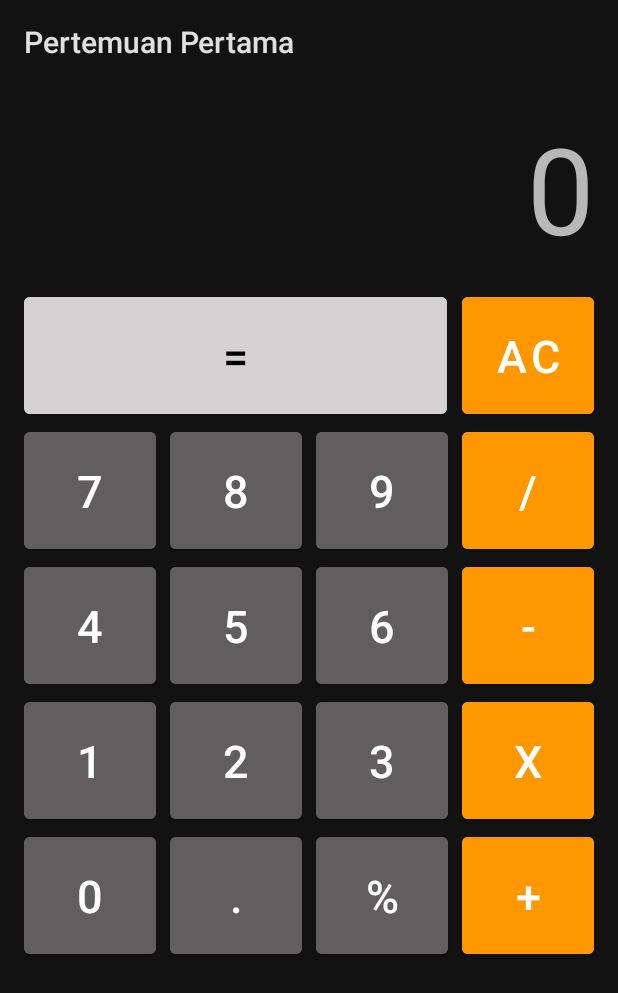
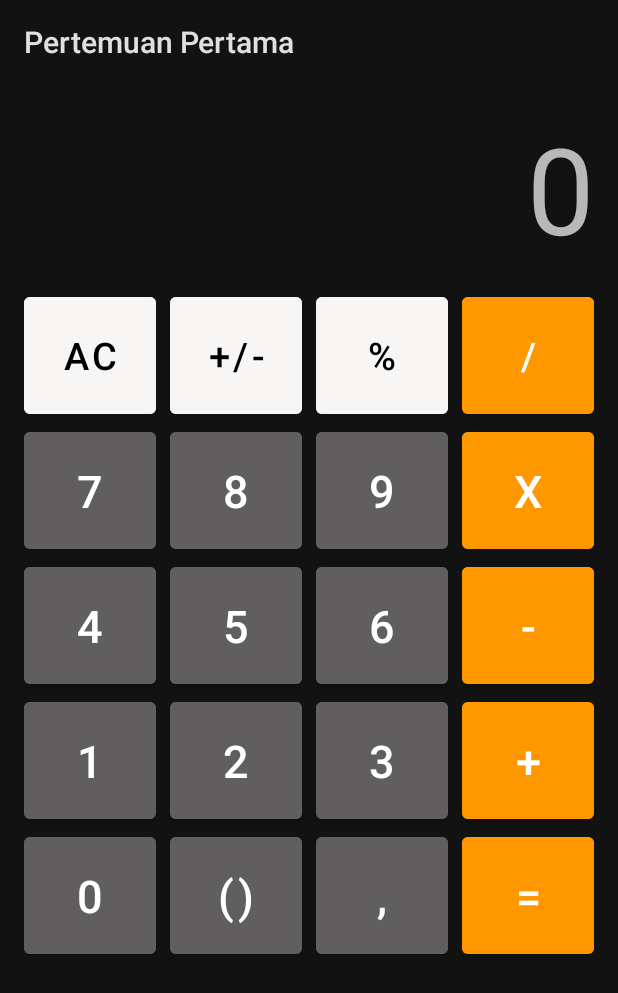
Before and after one commit to jutionck/RefreshmentTraining, an Android app: the screen it shows after launch (MainActivity), on a phone screen of 412 x 824 dp. Shown: the top 993 px of the screen. Run offline under Robolectric (Android 15) with nearby library versions, the phone set to English and light mode, and no system bars.

Commit message:
[REFACTOR] activity_main xml

```diff
--- a/app/src/main/res/layout/activity_main.xml
+++ b/app/src/main/res/layout/activity_main.xml
@@ -34,31 +34,55 @@
             android:layout_height="wrap_content">
 
             <com.google.android.material.button.MaterialButton
+                android:id="@+id/materialButton2"
+                android:layout_width="wrap_content"
+                android:layout_height="90dp"
+                android:text="AC"
+                android:textSize="25dp"
+                android:backgroundTint="#F8F5F5"
+                app:layout_constraintEnd_toStartOf="@+id/materialButton"
+                app:layout_constraintHorizontal_bias="0.5"
+                app:layout_constraintHorizontal_chainStyle="spread_inside"
+                app:layout_constraintStart_toStartOf="parent"
+                tools:ignore="MissingConstraints" />
+
+            <com.google.android.material.button.MaterialButton
                 android:id="@+id/materialButton"
                 android:layout_width="wrap_content"
                 android:layout_height="90dp"
+                android:text="+/-"
+                android:textSize="25dp"
+                android:backgroundTint="#F8F5F5"
+                app:layout_constraintEnd_toStartOf="@+id/materialButton19"
+                app:layout_constraintHorizontal_bias="0.5"
+                app:layout_constraintStart_toEndOf="@+id/materialButton2"
+                tools:ignore="MissingConstraints" />
+
+            <com.google.android.material.button.MaterialButton
+                android:id="@+id/materialButton19"
+                android:layout_width="wrap_content"
+                android:layout_height="90dp"
+                android:text="%"
+                android:textSize="25dp"
+                android:backgroundTint="#F8F5F5"
+                app:layout_constraintEnd_toStartOf="@+id/materialButton20"
+                app:layout_constraintHorizontal_bias="0.5"
+                app:layout_constraintStart_toEndOf="@+id/materialButton"
+                tools:ignore="MissingConstraints" />
+
+            <com.google.android.material.button.MaterialButton
+                android:id="@+id/materialButton20"
+                android:layout_width="wrap_content"
+                android:layout_height="90dp"
+                android:text="/"
+                android:textSize="25dp"
                 android:backgroundTint="#FF9800"
-                android:text="AC"
-                android:textSize="30dp"
                 android:textColor="@color/white"
                 app:layout_constraintEnd_toEndOf="parent"
                 app:layout_constraintHorizontal_bias="0.5"
-                app:layout_constraintStart_toEndOf="@+id/materialButton2"
-                tools:ignore="MissingConstraints"
-                android:layout_marginLeft="10dp"/>
+                app:layout_constraintStart_toEndOf="@+id/materialButton19"
+                tools:ignore="MissingConstraints" />
 
-            <com.google.android.material.button.MaterialButton
-                android:id="@+id/materialButton2"
-                android:layout_width="0dp"
-                android:layout_height="90dp"
-                android:backgroundTint="#D3D1D1"
-                android:text="="
-                android:textSize="30dp"
-                app:layout_constraintEnd_toStartOf="@+id/materialButton"
-                app:layout_constraintHorizontal_bias="0.5"
-                app:layout_constraintStart_toStartOf="parent"
-                tools:ignore="MissingConstraints"
-                android:layout_marginRight="0dp"/>
 
         </androidx.constraintlayout.widget.ConstraintLayout>
 
@@ -110,7 +134,7 @@
                 android:id="@+id/materialButton6"
                 android:layout_width="wrap_content"
                 android:layout_height="90dp"
-                android:text="/"
+                android:text="X"
                 android:textSize="30dp"
                 android:backgroundTint="#FF9800"
                 android:textColor="@color/white"
@@ -226,7 +250,7 @@
                 android:id="@+id/materialButton14"
                 android:layout_width="wrap_content"
                 android:layout_height="90dp"
-                android:text="X"
+                android:text="+"
                 android:textSize="30dp"
                 android:backgroundTint="#FF9800"
                 android:textColor="@color/white"
@@ -241,56 +265,56 @@
             android:layout_height="wrap_content">
 
             <com.google.android.material.button.MaterialButton
-                android:id="@+id/materialButton16"
+                android:id="@+id/materialButton22"
                 android:layout_width="wrap_content"
                 android:layout_height="90dp"
                 android:text="0"
                 android:textSize="30dp"
                 android:backgroundTint="#605E5E"
                 android:textColor="@color/white"
-                app:layout_constraintEnd_toStartOf="@+id/materialButton15"
+                app:layout_constraintEnd_toStartOf="@+id/materialButton21"
                 app:layout_constraintHorizontal_bias="0.5"
                 app:layout_constraintHorizontal_chainStyle="spread_inside"
                 app:layout_constraintStart_toStartOf="parent"
                 tools:ignore="MissingConstraints" />
 
             <com.google.android.material.button.MaterialButton
-                android:id="@+id/materialButton15"
+                android:id="@+id/materialButton21"
                 android:layout_width="wrap_content"
                 android:layout_height="90dp"
-                android:text="."
+                android:text="()"
                 android:textSize="30dp"
                 android:backgroundTint="#605E5E"
                 android:textColor="@color/white"
-                app:layout_constraintEnd_toStartOf="@+id/materialButton17"
+                app:layout_constraintEnd_toStartOf="@+id/materialButton23"
                 app:layout_constraintHorizontal_bias="0.5"
-                app:layout_constraintStart_toEndOf="@+id/materialButton16"
+                app:layout_constraintStart_toEndOf="@+id/materialButton22"
                 tools:ignore="MissingConstraints" />
 
             <com.google.android.material.button.MaterialButton
-                android:id="@+id/materialButton17"
+                android:id="@+id/materialButton23"
                 android:layout_width="wrap_content"
                 android:layout_height="90dp"
-                android:text="%"
+                android:text=","
                 android:textSize="30dp"
                 android:backgroundTint="#605E5E"
                 android:textColor="@color/white"
-                app:layout_constraintEnd_toStartOf="@+id/materialButton18"
+                app:layout_constraintEnd_toStartOf="@+id/materialButton24"
                 app:layout_constraintHorizontal_bias="0.5"
-                app:layout_constraintStart_toEndOf="@+id/materialButton15"
+                app:layout_constraintStart_toEndOf="@+id/materialButton21"
                 tools:ignore="MissingConstraints" />
 
             <com.google.android.material.button.MaterialButton
-                android:id="@+id/materialButton18"
+                android:id="@+id/materialButton24"
                 android:layout_width="wrap_content"
                 android:layout_height="90dp"
-                android:text="+"
+                android:text="="
                 android:textSize="30dp"
                 android:backgroundTint="#FF9800"
                 android:textColor="@color/white"
                 app:layout_constraintEnd_toEndOf="parent"
                 app:layout_constraintHorizontal_bias="0.5"
-                app:layout_constraintStart_toEndOf="@+id/materialButton17"
+                app:layout_constraintStart_toEndOf="@+id/materialButton23"
                 tools:ignore="MissingConstraints" />
         </androidx.constraintlayout.widget.ConstraintLayout>
 
```
